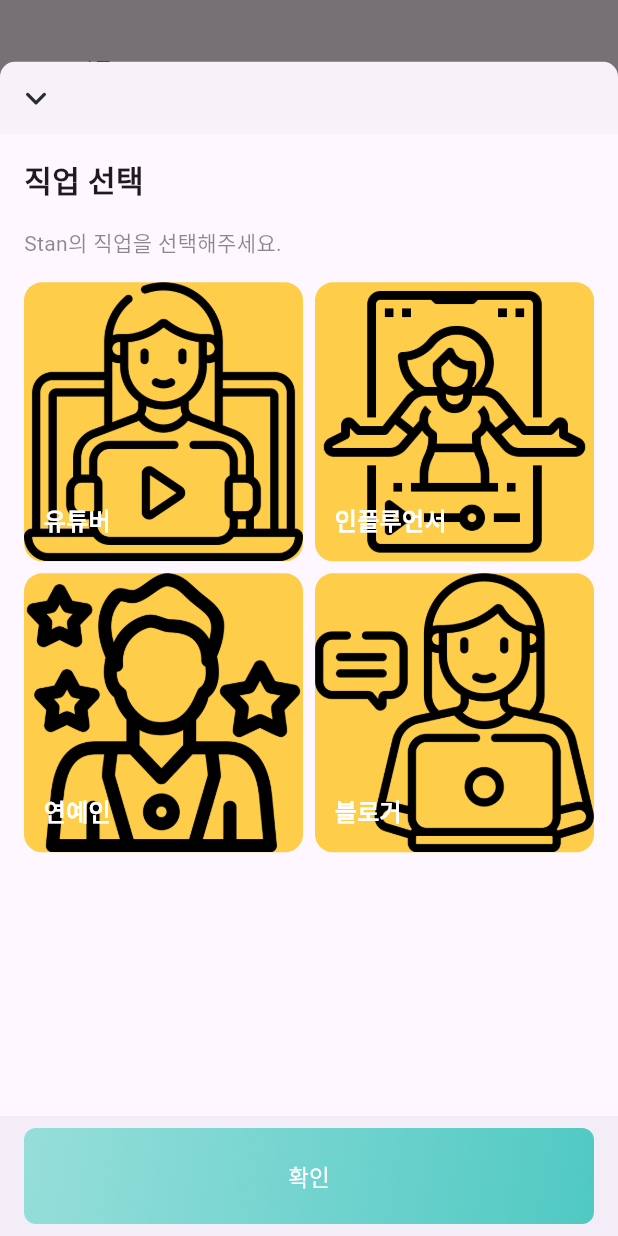
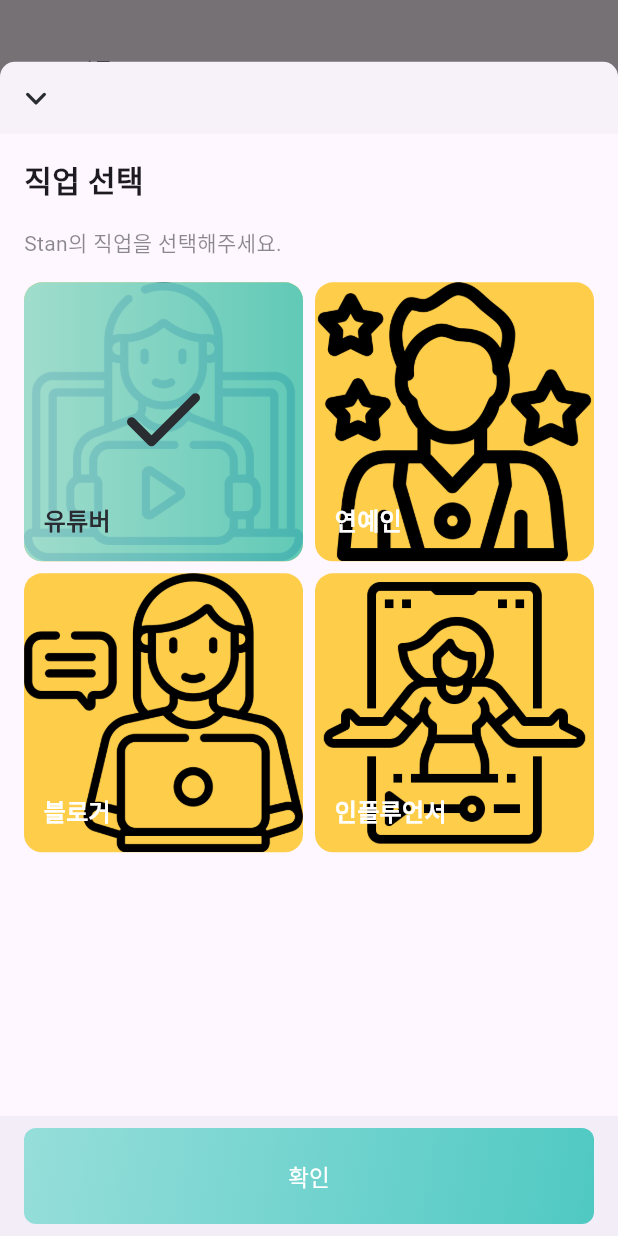
Before and after one commit to thugwooo/stanfood, a Flutter app: the RegisterTabStan widget shown alone on an empty page, opened directly, after a tap on "직업을 선택해주세요", on a phone screen of 412 x 824 dp. Run offline on Flutter 3.47's test engine with Material 3 defaults, Android fonts, the phone set to English and light mode, and no system bars; our stand-ins replace flutter_screenutil, flutter_svg, fluttertoast, get; missing offline and left inert: flutter_searchable_dropdown; Roboto replaces fonts that are missing (GmarketSansTTF, NanumSquareNeoOTF, Pretendard); project files that could hold a hidden picture were left out.

Commit message:
stan view  - 직업 선택 로직 수정

```diff
--- a/lib/constants/enum_constant.dart
+++ b/lib/constants/enum_constant.dart
@@ -1,3 +1,22 @@
 enum BottomNaviType { Home, Map, Register }
 
 enum RegisterTabType { Main, Stan, Restaurant, BroadCast, Mukbang }
+
+enum JobType { Youtuber, Entertainer, Blogger, Influencer }
+
+extension JobTypeExtension on JobType {
+  String description() {
+    switch (this) {
+      case JobType.Youtuber:
+        return '유튜버';
+      case JobType.Entertainer:
+        return '연예인';
+      case JobType.Blogger:
+        return '블로거';
+      case JobType.Influencer:
+        return '인플루언서';
+      default:
+        return '알 수 없음';
+    }
+  }
+}
--- a/lib/controllers/register/register_controller.dart
+++ b/lib/controllers/register/register_controller.dart
@@ -1,8 +1,10 @@
 import 'package:flutter/material.dart';
 import 'package:get/get.dart';
+import 'package:stanfood/constants/enum_constant.dart';
 
 class RegisterController extends GetxController with GetSingleTickerProviderStateMixin {
   late TabController tabController;
+  Rx<JobType> jobType = JobType.Youtuber.obs;
 
   @override
   void onInit() {
--- /dev/null
+++ b/lib/data/models/job_model.dart
@@ -0,0 +1,21 @@
+import 'package:stanfood/constants/enum_constant.dart';
+
+class Job {
+  final JobType type;
+  final String icon;
+  Job({required this.type, required this.icon});
+
+  factory Job.fromJson(Map<String, dynamic> json) {
+    return Job(
+      type: json['type'],
+      icon: json['icon'],
+    );
+  }
+
+  Map<String, dynamic> toJson() {
+    return {
+      'type': type,
+      'icon': icon,
+    };
+  }
+}
--- a/lib/screens/register/register_app_bar.dart
+++ b/lib/screens/register/register_app_bar.dart
@@ -17,11 +17,11 @@ class RegisterAppBar extends StatelessWidget {
       child: AppBar(
         elevation: 0,
         flexibleSpace: Container(
-          decoration: const BoxDecoration(
+          decoration: BoxDecoration(
             gradient: LinearGradient(
               colors: [
-                Color(0XFFA8C3F8),
-                Color(0XFFC9E8F9),
+                AppColor.primary,
+                AppColor.primary,
               ],
               begin: Alignment.topLeft,
               end: Alignment.bottomRight,
--- a/lib/screens/register/tabs/stan/components/job_select_view.dart
+++ b/lib/screens/register/tabs/stan/components/job_select_view.dart
@@ -1,74 +1,33 @@
 import 'package:flutter/material.dart';
-import 'package:flutter_screenutil/flutter_screenutil.dart';
 import 'package:fluttertoast/fluttertoast.dart';
 import 'package:get/get.dart';
+import 'package:stanfood/constants/enum_constant.dart';
 import 'package:stanfood/constants/icon_constant.dart';
 
+import '../../../../../controllers/register/register_controller.dart';
+import '../../../../../data/models/job_model.dart';
 import '../../../../../modules/common/image_data.dart';
 import '../../../../../constants/color_constant.dart';
 import '../../../../../constants/style_constant.dart';
 import '../../../../../modules/common/custom_button.dart';
 
-void main(List<String> args) {
-  runApp(MaterialApp(
-    home: Scaffold(
-      appBar: AppBar(
-        title: const Text('JobSelectCityPage'),
-      ),
-      body: JobSelectView(
-        onJobSelected: (val) {},
-      ),
-    ),
-  ));
-}
-
-class Job {
-  final String name;
-  final String icon;
-  Job({required this.name, required this.icon});
-
-  factory Job.fromJson(Map<String, dynamic> json) {
-    return Job(
-      name: json['name'],
-      icon: json['icon'],
-    );
-  }
-
-  Map<String, dynamic> toJson() {
-    return {
-      'name': name,
-      'icon': icon,
-    };
-  }
-}
-
-class JobSelectView extends StatefulWidget {
-  final void Function(String selectedJob) onJobSelected;
+class JobSelectView extends StatelessWidget {
+  final void Function(JobType selectedJob) onJobSelected;
   final bool? isToastHidden;
 
-  const JobSelectView({
+  JobSelectView({
     Key? key,
     required this.onJobSelected,
     this.isToastHidden,
   }) : super(key: key);
 
-  @override
-  _JobPageState createState() => _JobPageState();
-}
+  final _registerController = Get.put(RegisterController());
 
-class _JobPageState extends State<JobSelectView> {
-  @override
-  void initState() {
-    super.initState();
-  }
-
-  String _selectedJob = '';
-
-  List<Job> jobList = [
-    Job(name: '유튜버', icon: IconPath.youtuber),
-    Job(name: '인플루언서', icon: IconPath.influencer),
-    Job(name: '연예인', icon: IconPath.entertainer),
-    Job(name: '블로거', icon: IconPath.blogger),
+  final List<Job> jobList = [
+    Job(type: JobType.Youtuber, icon: IconPath.youtuber),
+    Job(type: JobType.Entertainer, icon: IconPath.entertainer),
+    Job(type: JobType.Blogger, icon: IconPath.blogger),
+    Job(type: JobType.Influencer, icon: IconPath.influencer),
   ];
 
   @override
@@ -84,7 +43,7 @@ class _JobPageState extends State<JobSelectView> {
           elevation: 20,
           child: CustomButton(
             onTap: () {
-              widget.onJobSelected(_selectedJob);
+              onJobSelected(jobList[_registerController.jobType.value.index].type);
               Fluttertoast.showToast(
                 msg: "직업이 선택되었습니다.",
                 backgroundColor: AppColor.blackText.withOpacity(0.5),
@@ -131,40 +90,6 @@ class _JobPageState extends State<JobSelectView> {
     );
   }
 
-  Widget _buildListView() {
-    return ListView.builder(
-      padding: EdgeInsets.zero,
-      itemCount: jobList.map((e) => e.name).toSet().toList().length,
-      // itemCount: _countries.length,
-      itemBuilder: (BuildContext context, int index) {
-        return Column(
-          crossAxisAlignment: CrossAxisAlignment.start,
-          children: [
-            const SizedBox(height: 16.0),
-            _buildJobText(jobList[index]),
-          ],
-        );
-      },
-    );
-  }
-
-  Widget _buildJobText(Job job) {
-    return Row(
-      children: [
-        ImageData(
-          icon: IconPath.collapsed,
-          width: 42.w,
-        ),
-        Text(
-          job.name,
-          style: AppTextStyles.NN_callout.copyWith(
-            fontWeight: FontWeight.w700,
-          ),
-        ),
-      ],
-    );
-  }
-
   Widget _buildJobGrid() {
     return GridView.builder(
         shrinkWrap: true,
@@ -181,11 +106,12 @@ class _JobPageState extends State<JobSelectView> {
           final job = jobList[index];
           return GestureDetector(
             onTap: () {
-              setState(() {
-                _selectedJob = job.name;
-              });
+              print(index);
+              print(jobList[index].type);
+              _registerController.jobType.value = jobList[index].type;
             },
-            child: Stack(
+            child: Obx(
+              () => Stack(
                 children: [
                   Positioned.fill(
                     child: Container(
@@ -206,7 +132,7 @@ class _JobPageState extends State<JobSelectView> {
                           Padding(
                             padding: const EdgeInsets.symmetric(vertical: 16, horizontal: 13),
                             child: Text(
-                            job.name,
+                              job.type.description(),
                               style: AppTextStyles.NN_callout.copyWith(
                                 fontWeight: FontWeight.w700,
                                 color: AppColor.whiteText,
@@ -221,7 +147,7 @@ class _JobPageState extends State<JobSelectView> {
                     child: Container(
                       decoration: BoxDecoration(
                         borderRadius: BorderRadius.circular(12),
-                      gradient: job.name == _selectedJob
+                        gradient: index == _registerController.jobType.value.index
                             ? LinearGradient(
                                 colors: AppGradients.gradientHealthy.colors.map((e) => e.withOpacity(.9)).toList(),
                               )
@@ -230,7 +156,7 @@ class _JobPageState extends State<JobSelectView> {
                                 Colors.transparent,
                               ]),
                       ),
-                    child: job.name == _selectedJob
+                      child: index == _registerController.jobType.value.index
                           ? Stack(
                               children: [
                                 Center(
@@ -247,7 +173,7 @@ class _JobPageState extends State<JobSelectView> {
                                       Padding(
                                         padding: const EdgeInsets.only(bottom: 16, left: 13),
                                         child: Text(
-                                        job.name,
+                                          job.type.description(),
                                           style: AppTextStyles.NN_callout.copyWith(fontWeight: FontWeight.w700, color: AppColor.blackText),
                                         ),
                                       ),
@@ -261,6 +187,7 @@ class _JobPageState extends State<JobSelectView> {
                   ),
                 ],
               ),
+            ),
           );
         });
   }
--- a/lib/screens/register/tabs/stan/register_tab_stan.dart
+++ b/lib/screens/register/tabs/stan/register_tab_stan.dart
@@ -1,6 +1,7 @@
 import 'package:flutter/material.dart';
 import 'package:get/get.dart';
 import 'package:stanfood/components/utils.dart';
+import 'package:stanfood/constants/enum_constant.dart';
 import '../../../../components/app_utils.dart';
 import '../../../../modules/common/custom_form_field.dart';
 import '../../../../modules/common/image_data.dart';
@@ -58,25 +59,37 @@ class _RegisterTabStanState extends State<RegisterTabStan> {
             mainAxisSize: MainAxisSize.min,
             crossAxisAlignment: CrossAxisAlignment.stretch,
             children: [
-              Column(
+              _nameField(),
+              _jobField(context),
+              _channelField(),
+            ].divide(const SizedBox(height: 12)).addToStart(const SizedBox(height: 24)).addToEnd(const SizedBox(height: 42))),
+      ),
+    );
+  }
+
+  Widget _channelField() {
+    return Column(
       crossAxisAlignment: CrossAxisAlignment.start,
       children: [
         Container(
           height: 44,
           padding: const EdgeInsets.symmetric(vertical: 12, horizontal: 16),
           child: Text(
-                      'Stan 이름',
+            '채널명',
             style: AppTextStyles.GS_subbody.copyWith(),
           ),
         ),
         CustomFormField(
           validator: (value) => _validateTextField(value, regExp: RegExp(r"^[ㄱ-ㅎ가-힣0-9a-zA-Z\s+]*$"), maxLength: 64),
-                    hintText: '이름을 입력해주세요',
+          hintText: '채널명을 입력해주세요',
           maxLines: 1,
         ),
       ],
-              ),
-              Column(
+    );
+  }
+
+  Column _jobField(BuildContext context) {
+    return Column(
       crossAxisAlignment: CrossAxisAlignment.start,
       children: [
         Container(
@@ -104,7 +117,8 @@ class _RegisterTabStanState extends State<RegisterTabStan> {
                       isToastHidden: true,
                       onJobSelected: (selectedJob) {
                         setState(() {
-                                    _selectedJob = selectedJob;
+                          _selectedJob = selectedJob.description();
+                          print(_selectedJob);
                         });
                         _isJobSelected = true;
                       },
@@ -143,9 +157,27 @@ class _RegisterTabStanState extends State<RegisterTabStan> {
             ),
           ),
       ],
+    );
+  }
+
+  Column _nameField() {
+    return Column(
+      crossAxisAlignment: CrossAxisAlignment.start,
+      children: [
+        Container(
+          height: 44,
+          padding: const EdgeInsets.symmetric(vertical: 12, horizontal: 16),
+          child: Text(
+            'Stan 이름',
+            style: AppTextStyles.GS_subbody.copyWith(),
           ),
-            ].divide(const SizedBox(height: 12)).addToStart(const SizedBox(height: 24)).addToEnd(const SizedBox(height: 42))),
         ),
+        CustomFormField(
+          validator: (value) => _validateTextField(value, regExp: RegExp(r"^[ㄱ-ㅎ가-힣0-9a-zA-Z\s+]*$"), maxLength: 64),
+          hintText: '이름을 입력해주세요',
+          maxLines: 1,
+        ),
+      ],
     );
   }
 }
```
Lines whose indentation alone changed are shown as unchanged.
